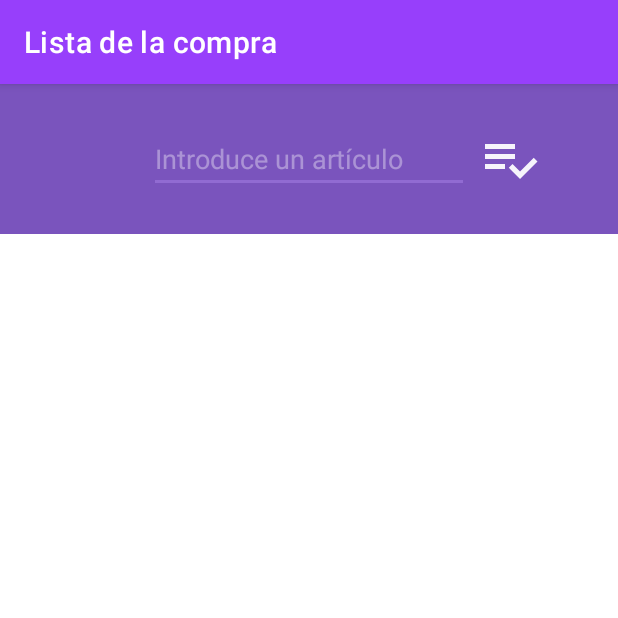
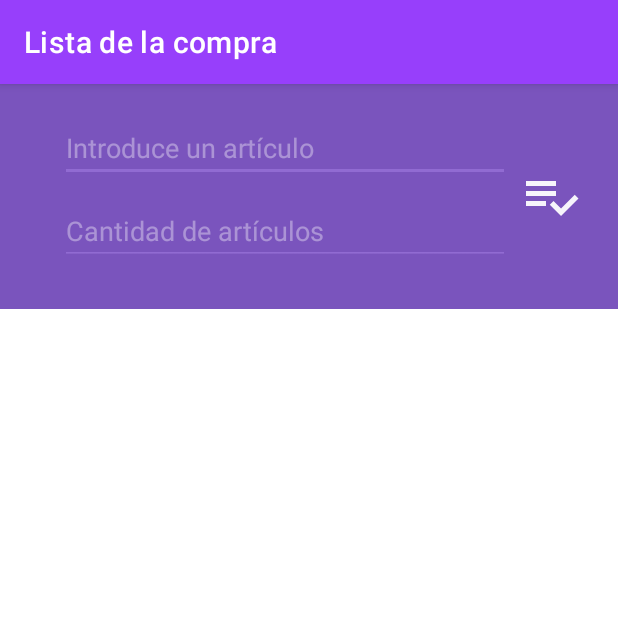
Before and after one commit to MarianoGL15/lista_compra, an Android app: the screen it shows after launch (MainActivity), on a phone screen of 412 x 824 dp, the top half of it. Run offline under Robolectric (Android 15) with nearby library versions, the phone set to English and light mode, and no system bars.

Commit message:
he puesto el edit text de cantidad

```diff
--- a/app/build.gradle
+++ b/app/build.gradle
@@ -3,12 +3,12 @@ plugins {
 }
 
 android {
-    compileSdkVersion 30
+    compileSdkVersion 31
 
     defaultConfig {
         applicationId "app.ij.listviews"
         minSdkVersion 23
-        targetSdkVersion 30
+        targetSdkVersion 31
         versionCode 1
         versionName "1.0"
 
--- a/app/src/main/AndroidManifest.xml
+++ b/app/src/main/AndroidManifest.xml
@@ -9,7 +9,8 @@
         android:roundIcon="@mipmap/icono_app_round"
         android:supportsRtl="true"
         android:theme="@style/Theme.ListViews">
-        <activity android:name="es.proyecto_final.lista_compra.MainActivity">
+        <activity android:name="es.proyecto_final.lista_compra.MainActivity"
+            android:exported="true">
             <intent-filter>
                 <action android:name="android.intent.action.MAIN" />
 
--- a/app/src/main/res/layout/activity_main.xml
+++ b/app/src/main/res/layout/activity_main.xml
@@ -8,20 +8,41 @@
     <RelativeLayout
         android:id="@+id/header"
         android:layout_width="match_parent"
-        android:layout_height="100sp"
-        android:background="#E46B40B6">
+        android:layout_height="150sp"
+        android:background="#E46B40B6"
+
+        >
 
         <EditText
             android:id="@+id/input"
-            android:layout_width="wrap_content"
+            android:layout_width="300sp"
             android:layout_height="wrap_content"
-            android:layout_centerInParent="true"
+
+            android:layout_marginTop="20sp"
+
+            android:layout_marginLeft="40sp"
             android:backgroundTint="#916bd2"
             android:ems="10"
             android:hint="Introduce un artículo"
             android:textColor="#fff"
             android:textColorHint="#5EFFFFFF"
-            android:textCursorDrawable="@drawable/cursor" />
+            android:textCursorDrawable="@drawable/cursor"
+            android:layout_gravity="left"
+            />
+
+        <EditText
+            android:id="@+id/cantidad"
+            android:layout_width="300sp"
+            android:layout_height="wrap_content"
+            android:layout_below="@+id/input"
+            android:backgroundTint="#916bd2"
+            android:ems="10"
+            android:hint="Cantidad de artículos"
+            android:textColor="#fff"
+            android:textColorHint="#5EFFFFFF"
+            android:textCursorDrawable="@drawable/cursor"
+            android:layout_marginTop="10sp"
+            android:layout_marginLeft="40sp"/>
 
         <ImageView
             android:id="@+id/add"
@@ -30,7 +51,8 @@
             android:layout_centerVertical="true"
             android:layout_marginLeft="7sp"
             android:layout_toRightOf="@+id/input"
-            android:src="@drawable/add_item" />
+            android:src="@drawable/add_item"
+            android:layout_marginTop="0sp"/>
 
     </RelativeLayout>
 
```
Also changed, not shown: 1 other file.
